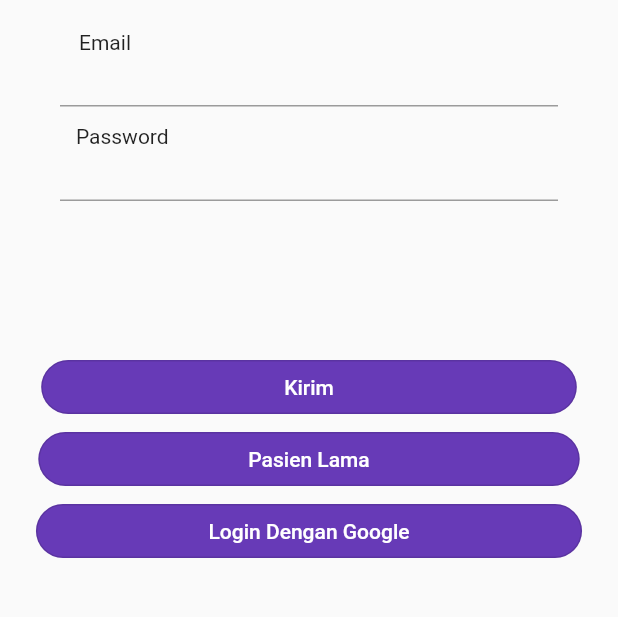
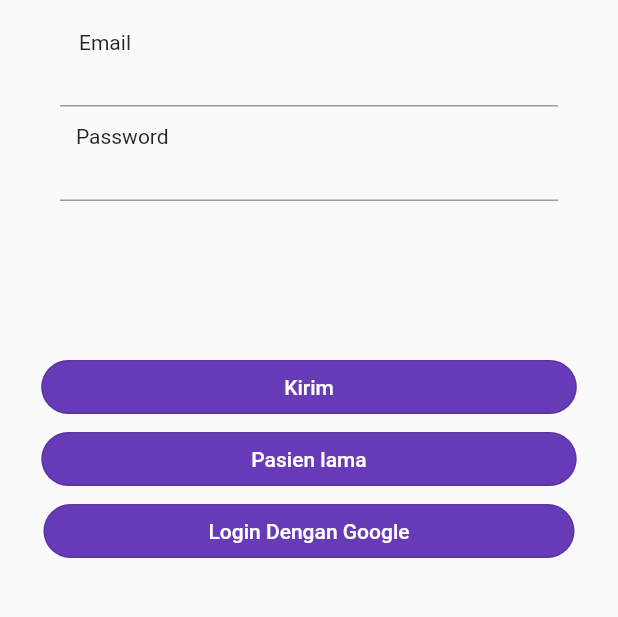
Before and after one commit to Rang-Rang/b-isyfa, a Flutter app: the screen it shows after launch, after a tap on "Pasien baru", on a phone screen of 412 x 824 dp, the part 501-1118 px from its top. Run offline on Flutter 3.47's test engine with Material 2 defaults, Android fonts, the light colour scheme and no system bars; our stand-ins replace dropdown_search, firebase_auth, firebase_core, flutter_native_splash, google_sign_in; accounts and stored records are empty.

Commit message:
change pasient

```diff
--- a/lib/pages/pasien/pasien.dart
+++ b/lib/pages/pasien/pasien.dart
@@ -230,7 +230,7 @@ class _PasienState extends State<Pasien> {
                          Navigator.of(context).pushNamed(Logins.routeName);
                       },
                       child: Text(
-                        "Pasien Lama",
+                        "Pasien lama",
                         style: TextStyle(color: Colors.white),
                       ),
                       style: TextButton.styleFrom(
@@ -252,7 +252,7 @@ class _PasienState extends State<Pasien> {
                         style: TextStyle(color: Colors.white),
                       ),
                       style: TextButton.styleFrom(
-                        padding: EdgeInsets.only(left: 115, right: 115),
+                        padding: EdgeInsets.only(left: 110, right: 110),
                         backgroundColor: Colors.deepPurple,
                         shape: StadiumBorder(),
                       ),
```
